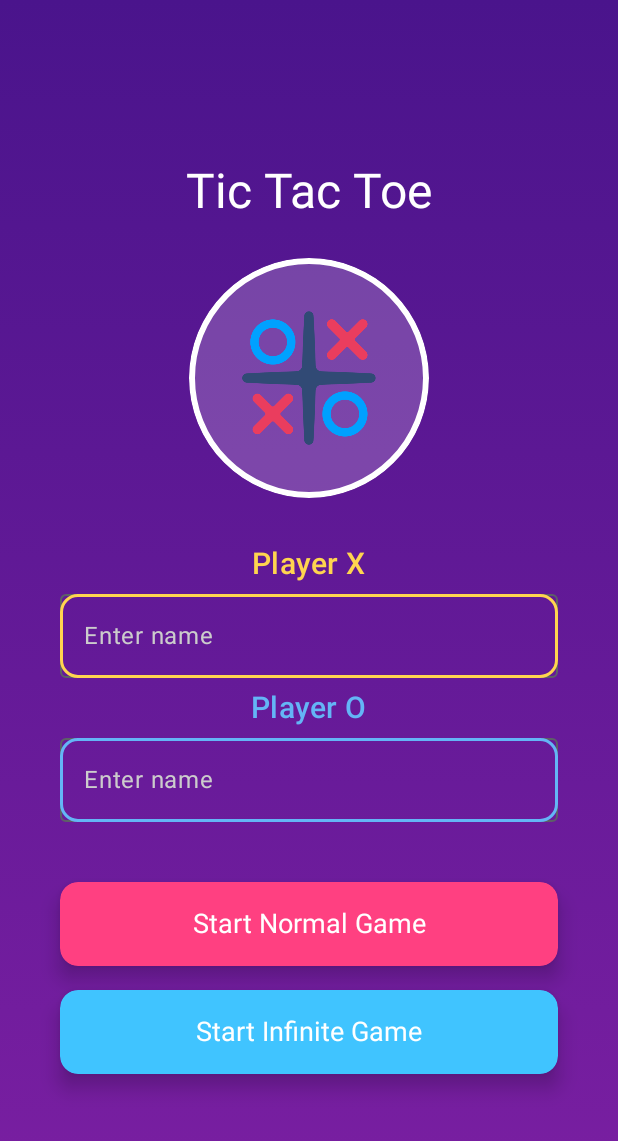
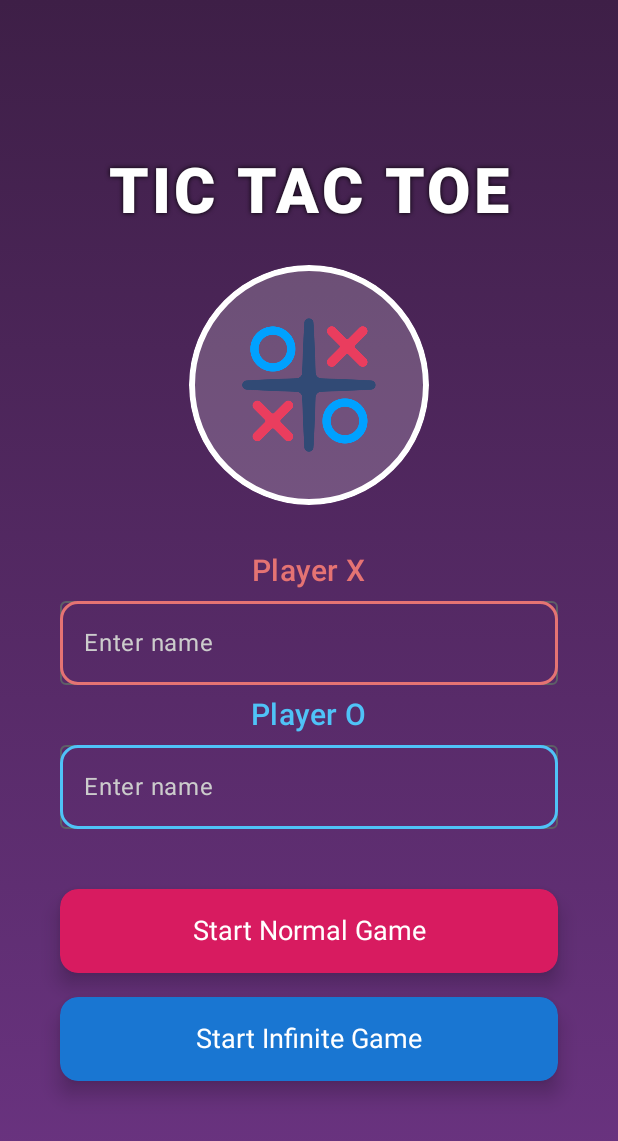
Before and after one commit to HarshHingorani22197/TicTacToe, an Android app built with Jetpack Compose: the screen it shows after launch (MainActivity), on a phone screen of 412 x 824 dp. Shown: the top 1141 px of the screen. Run offline under Robolectric (Android 15) with nearby library versions, the phone set to English and light mode, and no system bars.

Commit message:
Updated the login screen , added animations and changed the color scheme

```diff
--- a/app/src/main/java/com/example/ticktacktoe/GameScreen2.kt
+++ b/app/src/main/java/com/example/ticktacktoe/GameScreen2.kt
@@ -61,8 +61,8 @@ fun GameScreen2(navController: NavController, playerX: String, playerO: String)
                 name = playerO,
                 symbol = "O",
                 isActive = currentPlayer == "O",
-                symbolColor = MaterialTheme.colorScheme.secondary,
-                bgColor = MaterialTheme.colorScheme.secondaryContainer
+                symbolColor = MaterialTheme.colorScheme.primary,
+                bgColor = MaterialTheme.colorScheme.primaryContainer
             )
         }
 
--- a/app/src/main/java/com/example/ticktacktoe/LoginScreen.kt
+++ b/app/src/main/java/com/example/ticktacktoe/LoginScreen.kt
@@ -1,4 +1,5 @@
 import android.widget.Toast
+import androidx.compose.animation.core.*
 import androidx.compose.foundation.*
 import androidx.compose.foundation.layout.*
 import androidx.compose.foundation.shape.CircleShape
@@ -13,12 +14,15 @@ import androidx.compose.ui.draw.shadow
 import androidx.compose.ui.graphics.*
 import androidx.compose.ui.platform.*
 import androidx.compose.ui.res.painterResource
+import androidx.compose.ui.text.font.FontWeight
 import androidx.compose.ui.text.input.ImeAction
 import androidx.compose.ui.tooling.preview.Preview
 import androidx.compose.ui.unit.dp
 import androidx.compose.ui.unit.sp
 import androidx.navigation.NavController
 import androidx.navigation.compose.rememberNavController
+import kotlinx.coroutines.delay
+import kotlinx.coroutines.launch
 import com.example.ticktacktoe.R
 
 @Composable
@@ -27,44 +31,77 @@ fun LoginScreen(navController: NavController) {
     var playerO by remember { mutableStateOf("") }
     val keyboardController = LocalSoftwareKeyboardController.current
     val context = LocalContext.current
+    val coroutineScope = rememberCoroutineScope()
+
+    // Typing Effect State
+    var displayedText by remember { mutableStateOf("") }
+    val fullText = "TIC TAC TOE"
+
+    LaunchedEffect(Unit) {
+        displayedText = ""
+        for (i in fullText.indices) {
+            displayedText = fullText.substring(0, i + 1)
+            delay(200)
+        }
+    }
+
+    val rotation = remember { Animatable(0f) }
+
+    LaunchedEffect(Unit) {
+        rotation.animateTo(
+            targetValue = 360f,
+            animationSpec = tween(durationMillis = 3000, easing = EaseInOut)
+        )
+    }
 
     Box(
         modifier = Modifier
             .fillMaxSize()
             .background(
                 brush = Brush.verticalGradient(
-                    colors = listOf(Color(0xFF4A148C), Color(0xFF7B1FA2))
+                    colors = listOf(Color(0xFF3E1F47), Color(0xFF6C3483))
                 )
             )
             .padding(24.dp)
     ) {
         Column(
-            modifier = Modifier
-                .fillMaxSize()
-                .padding(16.dp),
+            modifier = Modifier.fillMaxSize().padding(16.dp),
             verticalArrangement = Arrangement.Center,
             horizontalAlignment = Alignment.CenterHorizontally
         ) {
-            // Title
             Text(
-                text = "Tic Tac Toe",
-                style = MaterialTheme.typography.headlineLarge.copy(fontSize = 32.sp),
+                text = displayedText,
+                style = MaterialTheme.typography.headlineLarge.copy(
+                    fontSize = 42.sp,
+                    fontWeight = FontWeight.Black,
+                    letterSpacing = 2.sp,
+                    shadow = Shadow(color = Color.Black, blurRadius = 4f)
+                ),
                 color = Color.White
             )
 
             Spacer(modifier = Modifier.height(24.dp))
 
-            // App Logo
             Box(
                 modifier = Modifier
                     .size(160.dp)
                     .clip(CircleShape)
                     .background(Color.White.copy(alpha = 0.2f))
-                    .border(4.dp, Color.White, CircleShape),
+                    .border(4.dp, Color.White, CircleShape)
+                    .clickable {
+                        coroutineScope.launch {
+                            rotation.snapTo(0f)
+                            rotation.animateTo(
+                                targetValue = 360f,
+                                animationSpec = tween(durationMillis = 3000, easing = EaseInOut)
+                            )
+                        }
+                    }
+                    .graphicsLayer(rotationZ = rotation.value),
                 contentAlignment = Alignment.Center
             ) {
                 Icon(
-                    painter = painterResource(id = R.drawable.applogo),
+                    painterResource(id = R.drawable.applogo),
                     contentDescription = "App Logo",
                     modifier = Modifier.size(100.dp),
                     tint = Color.Unspecified
@@ -73,14 +110,8 @@ fun LoginScreen(navController: NavController) {
 
             Spacer(modifier = Modifier.height(32.dp))
 
-            // Input Fields
-            listOf("Player X" to Color(0xFFFFD54F), "Player O" to Color(0xFF64B5F6))
-                .forEach { (label, color) ->
-                    Text(
-                        text = label,
-                        color = color,
-                        style = MaterialTheme.typography.titleMedium.copy(fontSize = 20.sp)
-                    )
+            listOf("Player X" to Color(0xFFE57373), "Player O" to Color(0xFF4FC3F7)).forEach { (label, color) ->
+                Text(text = label, color = color, style = MaterialTheme.typography.titleMedium.copy(fontSize = 20.sp))
                 OutlinedTextField(
                     value = if (label == "Player X") playerX else playerO,
                     onValueChange = { if (label == "Player X") playerX = it else playerO = it },
@@ -91,57 +122,38 @@ fun LoginScreen(navController: NavController) {
                     modifier = Modifier
                         .fillMaxWidth()
                         .padding(vertical = 8.dp)
-                            .border(
-                                BorderStroke(2.dp, color),
-                                shape = RoundedCornerShape(12.dp)
-                            )
+                        .border(BorderStroke(2.dp, color), shape = RoundedCornerShape(12.dp))
                 )
             }
 
             Spacer(modifier = Modifier.height(32.dp))
 
-            // Animated Start Button
             Button(
                 onClick = {
                     if (playerX.isEmpty()) playerX = "Player 1"
                     if (playerO.isEmpty()) playerO = "Player 2"
-                    navController.navigate("GameScreen/${playerX}/${playerO}")
+                    navController.navigate("GameScreen/${"Player-X"}/${"Player-O"}")
                 },
-                modifier = Modifier
-                    .fillMaxWidth()
-                    .height(56.dp)
-                    .shadow(8.dp, RoundedCornerShape(12.dp)),
+                modifier = Modifier.fillMaxWidth().height(56.dp).shadow(8.dp, RoundedCornerShape(12.dp)),
                 shape = RoundedCornerShape(12.dp),
-                colors = ButtonDefaults.buttonColors(containerColor = Color(0xFFFF4081))
+                colors = ButtonDefaults.buttonColors(containerColor = Color(0xFFD81B60))
             ) {
-                Text(
-                    "Start Normal Game",
-                    style = MaterialTheme.typography.titleLarge.copy(fontSize = 18.sp),
-                    color = Color.White
-                )
+                Text("Start Normal Game", style = MaterialTheme.typography.titleLarge.copy(fontSize = 18.sp), color = Color.White)
             }
 
             Spacer(modifier = Modifier.height(16.dp))
 
-            // Animated Infinite Game Button
             Button(
                 onClick = {
                     if (playerX.isEmpty()) playerX = "Player 1"
                     if (playerO.isEmpty()) playerO = "Player 2"
-                    navController.navigate("GameScreen2/${playerX}/${playerO}")
+                    navController.navigate("GameScreen2/${"Player-X"}/${"Player-O"}")
                 },
-                modifier = Modifier
-                    .fillMaxWidth()
-                    .height(56.dp)
-                    .shadow(8.dp, RoundedCornerShape(12.dp)),
+                modifier = Modifier.fillMaxWidth().height(56.dp).shadow(8.dp, RoundedCornerShape(12.dp)),
                 shape = RoundedCornerShape(12.dp),
-                colors = ButtonDefaults.buttonColors(containerColor = Color(0xFF40C4FF))
+                colors = ButtonDefaults.buttonColors(containerColor = Color(0xFF1976D2))
             ) {
-                Text(
-                    "Start Infinite Game",
-                    style = MaterialTheme.typography.titleLarge.copy(fontSize = 18.sp),
-                    color = Color.White
-                )
+                Text("Start Infinite Game", style = MaterialTheme.typography.titleLarge.copy(fontSize = 18.sp), color = Color.White)
             }
         }
     }
```
Also changed, not shown: app/src/main/java/com/example/ticktacktoe/GameScreen.kt (+18 -9 lines). Lines whose indentation alone changed are shown as unchanged.
